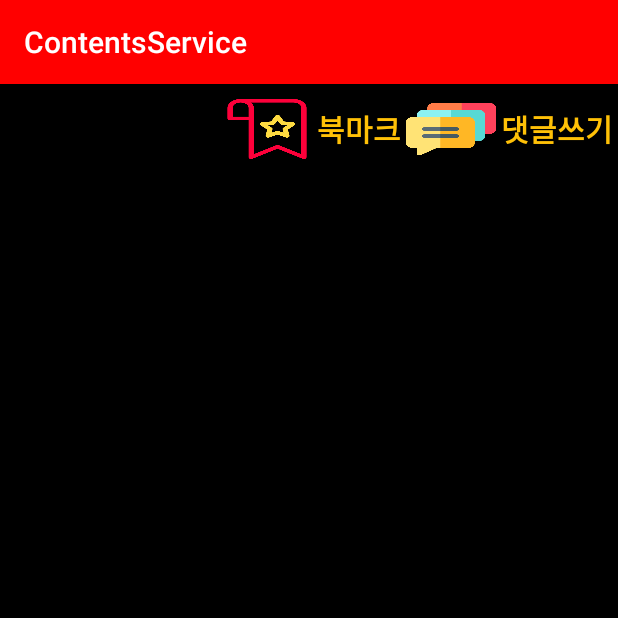
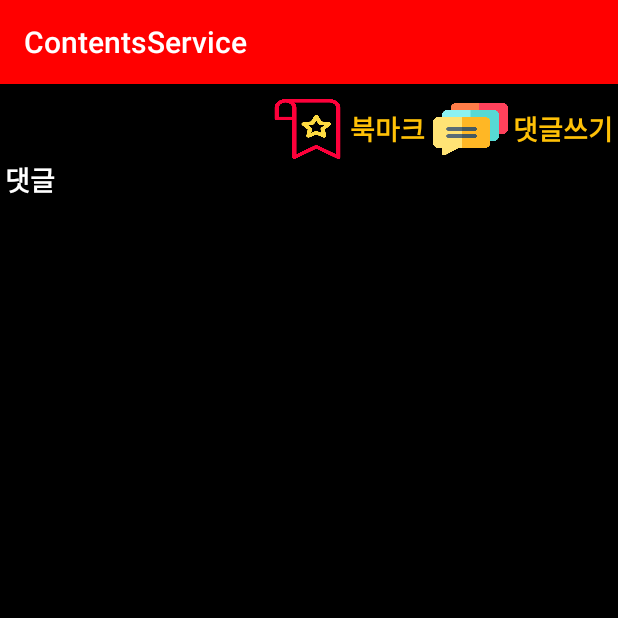
Before and after one commit to Gyeom/ContentsService, an Android app: the ImageActivity screen opened directly, with no data from a screen before it, on a phone screen of 412 x 824 dp, the top half of it. Run offline under Robolectric (Android 15) with nearby library versions, the phone set to English and light mode, and no system bars; our stand-ins replace Room's generated code, data binding; pictures from the network do not load; 3 statements that could not run were skipped.

Commit message:
[ADD] Reply 기능 추가

```diff
--- a/app/src/main/java/kr/co/ldcc/contentsservice/activity/LoginActivity.java
+++ b/app/src/main/java/kr/co/ldcc/contentsservice/activity/LoginActivity.java
@@ -84,6 +84,4 @@ public class LoginActivity extends AppCompatActivity {
             Toast.makeText(getApplicationContext(), "로그인 도중 오류가 발생했습니다. 인터넷 연결을 확인해주세요: " + e.toString(), Toast.LENGTH_SHORT).show();
         }
     }
-
-
 }
--- a/app/src/main/java/kr/co/ldcc/contentsservice/adpater/ReplyAdapter.kt
+++ b/app/src/main/java/kr/co/ldcc/contentsservice/adpater/ReplyAdapter.kt
@@ -53,7 +53,6 @@ class ReplyAdapter(context: Context, replyVos : ArrayList<ReplyVo>) : RecyclerVi
         var replyVo : ReplyVo = replyVos.get(position)
         holder.textViewUserId.text = replyVo.userId
         holder.textViewReplyComment.text = replyVo.comment
-        Log.d("test",replyVo.profile.toString())
         Glide.with(holder.imageViewProfile.getContext()).load(replyVo.profile)
             .override(width/8,height/10)
             .into(holder.imageViewProfile) //Glide을 이용해서 이미지뷰에 url에 있는 이미지를 세팅해줌
--- a/app/src/main/java/kr/co/ldcc/contentsservice/adpater/VerticalAdapter.kt
+++ b/app/src/main/java/kr/co/ldcc/contentsservice/adpater/VerticalAdapter.kt
@@ -146,7 +146,6 @@ class VerticalAdapter(context: Context, layoutVos: ArrayList<Any?>) :
         } ?: run {
             horizontalAdapter = HorizontalAdapter(layoutVos.get(position), position, context)
         }
-
         holder.recyclerView.adapter = horizontalAdapter
     }
 
--- a/app/src/main/res/layout/activity_image.xml
+++ b/app/src/main/res/layout/activity_image.xml
@@ -25,10 +25,11 @@
 
         <Button
             android:id="@+id/buttonBookmark"
-            android:layout_width="60dp"
-            android:layout_height="40dp"
+            android:layout_width="50dp"
+            android:layout_height="0dp"
             android:background="@drawable/button_bookmark"
             android:layout_marginRight="3dp"
+            app:layout_constraintBottom_toBottomOf="@id/textViewWrite"
             app:layout_constraintRight_toLeftOf="@id/textViewBookmark"
             app:layout_constraintTop_toTopOf="@id/textViewWrite" />
 
@@ -39,20 +40,21 @@
             android:gravity="center"
             android:text="북마크"
             android:textColor="#FFC107"
-            android:textSize="20sp"
+            android:textSize="18sp"
             android:textStyle="bold"
-            android:layout_marginRight="3dp"
+            android:layout_marginRight="5dp"
             app:layout_constraintRight_toLeftOf="@id/buttonReplyWrite"
             app:layout_constraintTop_toTopOf="@id/textViewWrite" />
 
         <Button
             android:id="@+id/buttonReplyWrite"
-            android:layout_width="60dp"
-            android:layout_height="40dp"
+            android:layout_width="50dp"
+            android:layout_height="0dp"
             android:background="@drawable/button_write"
             android:layout_marginRight="3dp"
             app:layout_constraintRight_toLeftOf="@id/textViewWrite"
-            app:layout_constraintTop_toTopOf="@id/textViewWrite" />
+            app:layout_constraintTop_toTopOf="@id/textViewWrite"
+            app:layout_constraintBottom_toBottomOf="@id/textViewWrite" />
 
         <TextView
             android:id="@+id/textViewWrite"
@@ -61,22 +63,43 @@
             android:gravity="center"
             android:text="댓글쓰기"
             android:textColor="#FFC107"
-            android:textSize="20sp"
+            android:textSize="18sp"
             android:textStyle="bold"
             android:layout_marginRight="3dp"
             app:layout_constraintRight_toRightOf="parent"
             app:layout_constraintTop_toBottomOf="@id/imageView"
             android:layout_marginTop="10dp"/>
 
+        <TextView
+            android:id="@+id/textViewReplyTitle"
+            android:layout_width="wrap_content"
+            android:layout_height="wrap_content"
+            android:layout_marginLeft="3dp"
+            app:layout_constraintTop_toBottomOf="@+id/textViewWrite"
+            app:layout_constraintLeft_toLeftOf="parent"
+            android:text="댓글"
+            android:textColor="#FFFFFF"
+            android:textStyle="bold"
+            android:textSize="18sp" />
+
+        <TextView
+            android:id="@+id/textViewReplyCount"
+            android:layout_width="wrap_content"
+            android:layout_height="wrap_content"
+            android:layout_marginLeft="3dp"
+            app:layout_constraintLeft_toRightOf="@id/textViewReplyTitle"
+            app:layout_constraintTop_toTopOf="@id/textViewReplyTitle"
+            android:textSize="18sp"
+            android:textColor="#FF0000" />
+
         <androidx.recyclerview.widget.RecyclerView
             android:id="@+id/recyclerViewReply"
             android:layout_width="match_parent"
+            android:layout_marginTop="3dp"
             android:layout_height="0dp"
-            app:layout_constraintTop_toBottomOf="@+id/textViewWrite"
+            app:layout_constraintTop_toBottomOf="@id/textViewReplyTitle"
             app:layout_constraintRight_toRightOf="parent"
             app:layout_constraintLeft_toLeftOf="parent"
-            app:layout_constraintBottom_toBottomOf="parent"
-            />
-
+            app:layout_constraintBottom_toBottomOf="parent" />
     </androidx.constraintlayout.widget.ConstraintLayout>
 </layout>
--- a/app/src/main/res/layout/reply_recyclerview_item.xml
+++ b/app/src/main/res/layout/reply_recyclerview_item.xml
@@ -4,7 +4,9 @@
     xmlns:tools="http://schemas.android.com/tools"
     android:layout_width="match_parent"
     android:layout_height="wrap_content"
-    android:orientation="vertical">
+    android:orientation="vertical"
+    android:layout_marginTop="2dp"
+    >
 
     <ImageView
         android:id="@+id/imageViewProfile"
@@ -20,6 +22,7 @@
         android:layout_width="wrap_content"
         android:layout_height="wrap_content"
         android:textColor="#E91E63"
+        android:layout_marginLeft="2dp"
         app:layout_constraintLeft_toRightOf="@id/imageViewProfile"
         app:layout_constraintTop_toTopOf="@id/imageViewProfile" />
 
@@ -28,6 +31,7 @@
         android:layout_width="wrap_content"
         android:layout_height="wrap_content"
         android:textColor="#FFFFFF"
+        android:layout_marginLeft="2dp"
         app:layout_constraintLeft_toRightOf="@id/imageViewProfile"
         app:layout_constraintTop_toBottomOf="@id/textViewUserId" />
 </androidx.constraintlayout.widget.ConstraintLayout>
```
Also changed, not shown: app/src/main/java/kr/co/ldcc/contentsservice/activity/ImageActivity.kt (+7 -9 lines), app/src/main/java/kr/co/ldcc/contentsservice/fragment/ReplyDialogFragment.kt (added, +73 -0 lines), app/src/main/res/layout/fragment_reply_dialog.xml (added, +8 -0 lines), app/src/main/res/layout/reply_dialog.xml (added, +19 -0 lines).
